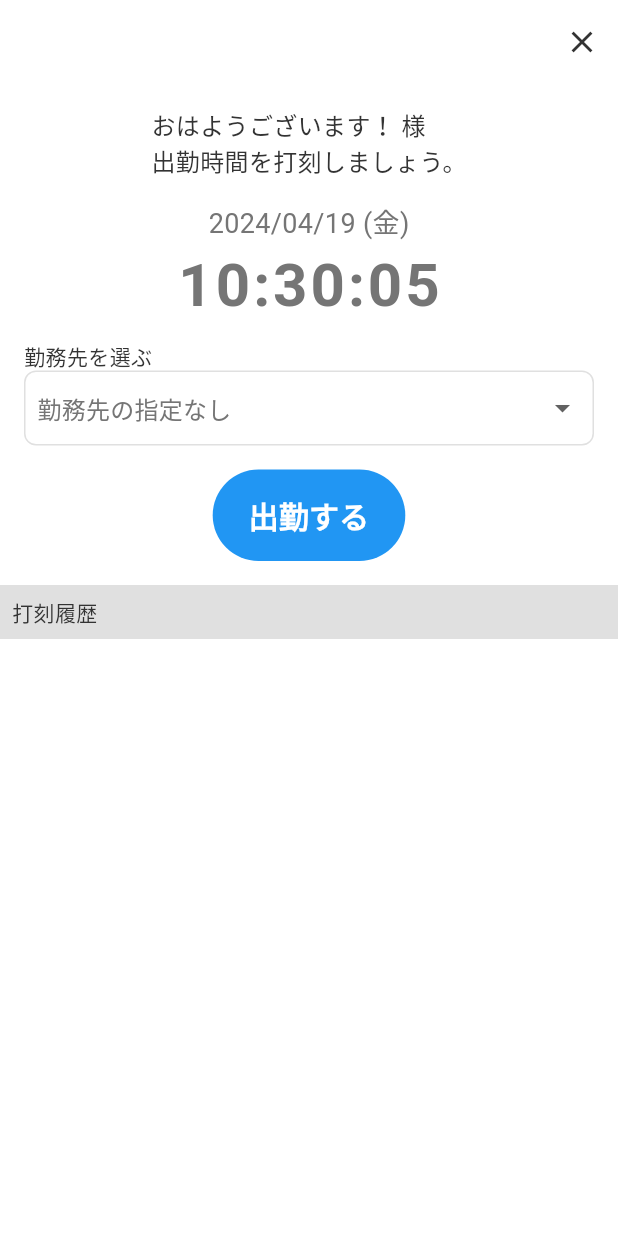
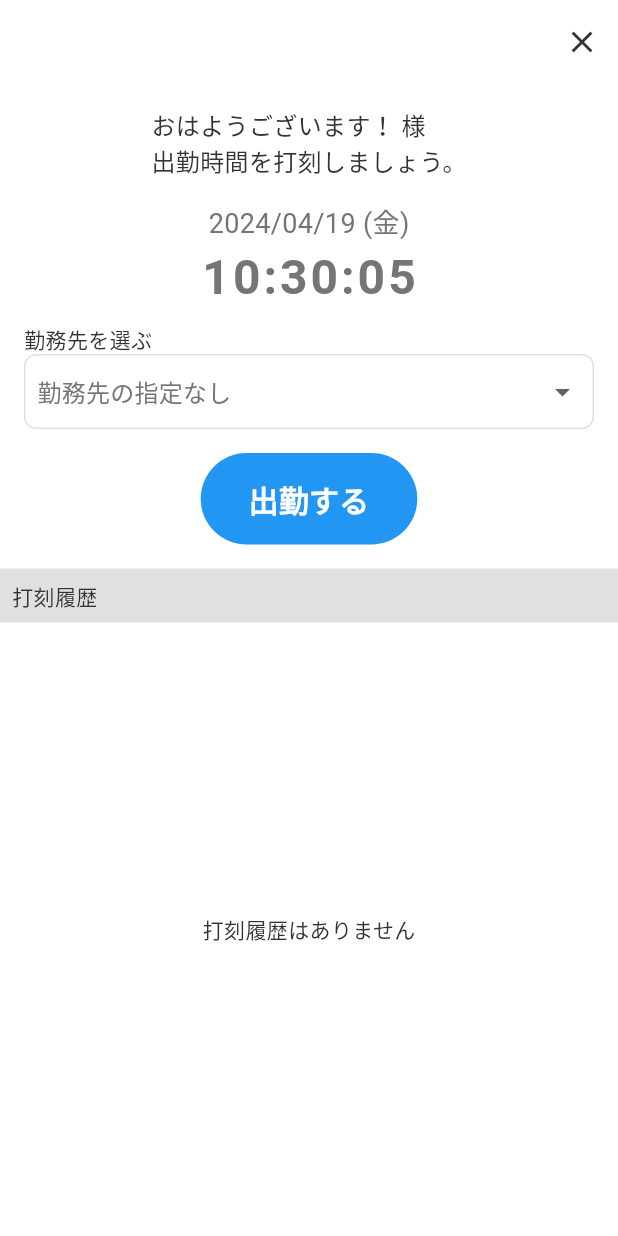
Before and after one commit to agora-creation/kintaikei_app, a Flutter app: the screen it shows once a user with an empty profile is signed in, item 2 of the bottom bar chosen, on a phone screen of 412 x 824 dp. Run offline on Flutter 3.47's test engine with Material 3 defaults, Android fonts, the phone set to English and light mode, and no system bars; drawn by our look-alikes of syncfusion_flutter_calendar; our stand-ins replace cloud_firestore, firebase_auth, firebase_core, flutter_spinkit, introduction_screen, modal_bottom_sheet and 2 more; missing offline and left inert: alert_banner, board_datetime_picker, common_utils, syncfusion_localizations; accounts and stored records are empty; network calls fail; Roboto replaces fonts that are missing (SourceHanSansJP-Bold, SourceHanSansJP-Regular).

Commit message:
20240419 commit

```diff
--- a/lib/models/work.dart
+++ b/lib/models/work.dart
@@ -9,6 +9,7 @@ class WorkModel {
   String _groupId = '';
   String _groupName = '';
   String _userId = '';
+  String _userName = '';
   DateTime startedAt = DateTime.now();
   DateTime endedAt = DateTime.now();
   List<WorkBreakModel> workBreaks = [];
@@ -20,6 +21,7 @@ class WorkModel {
   String get groupId => _groupId;
   String get groupName => _groupName;
   String get userId => _userId;
+  String get userName => _userName;
   DateTime get createdAt => _createdAt;
 
   WorkModel.fromSnapshot(DocumentSnapshot<Map<String, dynamic>> snapshot) {
@@ -31,6 +33,7 @@ class WorkModel {
     _groupId = data['groupId'] ?? '';
     _groupName = data['groupName'] ?? '';
     _userId = data['userId'] ?? '';
+    _userName = data['userName'] ?? '';
     startedAt = data['startedAt'].toDate() ?? DateTime.now();
     endedAt = data['endedAt'].toDate() ?? DateTime.now();
     workBreaks = _convertWorkBreaks(data['workBreaks'] ?? []);
--- a/lib/screens/shift.dart
+++ b/lib/screens/apply.dart
@@ -1,14 +1,14 @@
 import 'package:flutter/material.dart';
 import 'package:kintaikei_app/common/style.dart';
 
-class ShiftScreen extends StatefulWidget {
-  const ShiftScreen({super.key});
+class ApplyScreen extends StatefulWidget {
+  const ApplyScreen({super.key});
 
   @override
-  State<ShiftScreen> createState() => _ShiftScreenState();
+  State<ApplyScreen> createState() => _ApplyScreenState();
 }
 
-class _ShiftScreenState extends State<ShiftScreen> {
+class _ApplyScreenState extends State<ApplyScreen> {
   @override
   Widget build(BuildContext context) {
     return Scaffold(
@@ -16,7 +16,7 @@ class _ShiftScreenState extends State<ShiftScreen> {
       appBar: AppBar(
         backgroundColor: kWhiteColor,
         automaticallyImplyLeading: false,
-        title: const Text('シフト表'),
+        title: const Text('申請一覧'),
         actions: [
           IconButton(
             icon: const Icon(
@@ -28,6 +28,7 @@ class _ShiftScreenState extends State<ShiftScreen> {
         ],
         shape: const Border(bottom: BorderSide(color: kGrey300Color)),
       ),
+      body: const Center(child: Text('申請はありません')),
     );
   }
 }
--- a/lib/screens/group.dart
+++ b/lib/screens/group.dart
@@ -44,7 +44,8 @@ class _GroupScreenState extends State<GroupScreen> {
         title: const Text('現在の勤務先一覧'),
         shape: const Border(bottom: BorderSide(color: kGrey300Color)),
       ),
-      body: ListView.builder(
+      body: widget.loginProvider.groups.isNotEmpty
+          ? ListView.builder(
               itemCount: widget.loginProvider.groups.length,
               itemBuilder: (context, index) {
                 CompanyGroupModel group = widget.loginProvider.groups[index];
@@ -60,7 +61,8 @@ class _GroupScreenState extends State<GroupScreen> {
                   ),
                 );
               },
-      ),
+            )
+          : const Center(child: Text('勤務先はありません')),
     );
   }
 }
--- a/lib/screens/home.dart
+++ b/lib/screens/home.dart
@@ -4,13 +4,13 @@ import 'package:kintaikei_app/common/style.dart';
 import 'package:kintaikei_app/models/company_group.dart';
 import 'package:kintaikei_app/providers/home.dart';
 import 'package:kintaikei_app/providers/login.dart';
-import 'package:kintaikei_app/screens/shift.dart';
+import 'package:kintaikei_app/screens/apply.dart';
 import 'package:kintaikei_app/screens/stamp.dart';
 import 'package:kintaikei_app/screens/time.dart';
 import 'package:kintaikei_app/screens/user.dart';
 import 'package:kintaikei_app/widgets/custom_alert_dialog.dart';
+import 'package:kintaikei_app/widgets/group_dropdown.dart';
 import 'package:kintaikei_app/widgets/group_radio_list_tile.dart';
-import 'package:kintaikei_app/widgets/group_select_header.dart';
 import 'package:kintaikei_app/widgets/home_calendar.dart';
 import 'package:provider/provider.dart';
 import 'package:syncfusion_flutter_calendar/calendar.dart';
@@ -53,14 +53,31 @@ class _HomeScreenState extends State<HomeScreen> {
         child: Column(
           crossAxisAlignment: CrossAxisAlignment.start,
           children: [
-            GroupSelectHeader(
-              currentGroup: homeProvider.currentGroup,
-              onTap: () => showDialog(
-                context: context,
-                builder: (context) => GroupSelectDialog(
-                  loginProvider: loginProvider,
-                  homeProvider: homeProvider,
-                ),
+            Padding(
+              padding: const EdgeInsets.all(8.0),
+              child: Row(
+                children: [
+                  Expanded(
+                    child: GroupDropdown(
+                      value: homeProvider.currentGroup,
+                      groups: loginProvider.groups,
+                      onChanged: (value) {},
+                    ),
+                  ),
+                  SizedBox(width: 4),
+                  Container(
+                    decoration: BoxDecoration(
+                      border: Border.all(color: kGrey300Color),
+                      borderRadius: BorderRadius.circular(8),
+                    ),
+                    padding: EdgeInsets.all(8),
+                    child: Icon(
+                      Icons.view_list,
+                      color: kBlueColor,
+                      size: 32,
+                    ),
+                  ),
+                ],
               ),
             ),
             HomeCalendar(
@@ -89,7 +106,7 @@ class _HomeScreenState extends State<HomeScreen> {
           onTap: (value) {
             switch (value) {
               case 0:
-                showBottomUpScreen(context, const ShiftScreen());
+                showBottomUpScreen(context, const ApplyScreen());
                 break;
               case 1:
                 showBottomUpScreen(
@@ -114,7 +131,7 @@ class _HomeScreenState extends State<HomeScreen> {
           items: [
             const BottomNavigationBarItem(
               icon: Icon(Icons.list),
-              label: 'シフト表',
+              label: '申請',
             ),
             const BottomNavigationBarItem(
               icon: Icon(Icons.add),
--- a/lib/screens/stamp.dart
+++ b/lib/screens/stamp.dart
@@ -223,6 +223,9 @@ class _StampScreenState extends State<StampScreen> {
               ),
               builder: (context, snapshot) {
                 List<WorkModel> works = workService.convertList(snapshot);
+                if (works.isEmpty) {
+                  return const Center(child: Text('打刻履歴はありません'));
+                }
                 return ListView.builder(
                   itemCount: works.length,
                   itemBuilder: (context, index) {
--- a/lib/screens/user.dart
+++ b/lib/screens/user.dart
@@ -79,7 +79,7 @@ class _UserScreenState extends State<UserScreen> {
           ),
           const SettingHeader('勤務先設定'),
           SettingList(
-            label: '現在の勤務先を確認する',
+            label: '現在の勤務先',
             onTap: () => pushScreen(
               context,
               GroupScreen(
--- a/lib/services/date_time_picker.dart
+++ b/lib/services/date_time_picker.dart
@@ -9,6 +9,7 @@ class DateTimePickerService {
     required Function(DateTime) onChanged,
   }) async {
     await showBoardDateTimePicker(
+      isDismissible: false,
       context: context,
       pickerType: DateTimePickerType.datetime,
       initialDate: init,
--- a/lib/widgets/date_time_widget.dart
+++ b/lib/widgets/date_time_widget.dart
@@ -47,7 +47,7 @@ class _DateTimeWidgetState extends State<DateTimeWidget> {
           time,
           style: const TextStyle(
             color: kGrey600Color,
-            fontSize: 40,
+            fontSize: 32,
             fontWeight: FontWeight.bold,
             fontFamily: 'SourceHanSansJP-Bold',
             letterSpacing: 2,
--- a/lib/widgets/group_select_header.dart
+++ /dev/null
@@ -1,49 +0,0 @@
-import 'package:flutter/material.dart';
-import 'package:kintaikei_app/common/style.dart';
-import 'package:kintaikei_app/models/company_group.dart';
-
-class GroupSelectHeader extends StatelessWidget {
-  final CompanyGroupModel? currentGroup;
-  final Function() onTap;
-
-  const GroupSelectHeader({
-    required this.currentGroup,
-    required this.onTap,
-    super.key,
-  });
-
-  @override
-  Widget build(BuildContext context) {
-    return GestureDetector(
-      onTap: onTap,
-      child: Container(
-        decoration: const BoxDecoration(
-          border: Border(bottom: BorderSide(color: kGrey300Color)),
-        ),
-        padding: const EdgeInsets.all(16),
-        child: Row(
-          mainAxisSize: MainAxisSize.max,
-          mainAxisAlignment: MainAxisAlignment.spaceBetween,
-          children: [
-            currentGroup != null
-                ? Text(
-                    '${currentGroup?.companyName} ${currentGroup?.name}',
-                    style: const TextStyle(fontSize: 16),
-                  )
-                : const Text(
-                    '勤務先の指定なし',
-                    style: TextStyle(
-                      color: kGrey600Color,
-                      fontSize: 16,
-                    ),
-                  ),
-            const Icon(
-              Icons.arrow_drop_down,
-              color: kGreyColor,
-            ),
-          ],
-        ),
-      ),
-    );
-  }
-}
--- a/lib/widgets/info_value.dart
+++ b/lib/widgets/info_value.dart
@@ -14,7 +14,7 @@ class InfoValue extends StatelessWidget {
   @override
   Widget build(BuildContext context) {
     return GestureDetector(
-      onTap: () {},
+      onTap: onTap,
       child: Container(
         width: double.infinity,
         padding: const EdgeInsets.all(8),
--- a/lib/widgets/stamp_button.dart
+++ b/lib/widgets/stamp_button.dart
@@ -25,7 +25,7 @@ class StampButton extends StatelessWidget {
         ),
         padding: const EdgeInsets.symmetric(
           vertical: 16,
-          horizontal: 24,
+          horizontal: 32,
         ),
       ),
       child: Text(
```
Also changed, not shown: lib/providers/work.dart (+23 -0 lines), lib/screens/stamp_mod.dart (+24 -10 lines), lib/screens/stamp_mod_break.dart (added, +55 -0 lines). Lines whose indentation alone changed are shown as unchanged.
